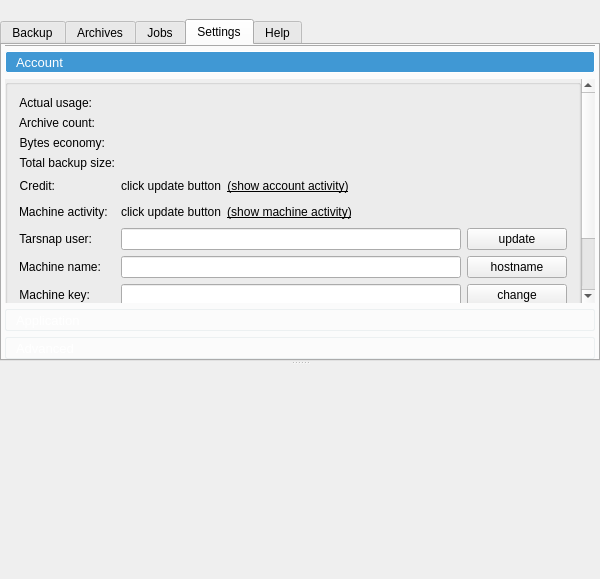
Above: forms/mainwindow.ui from Tarsnap/tarsnap-gui before the change. Below: the same form after it.
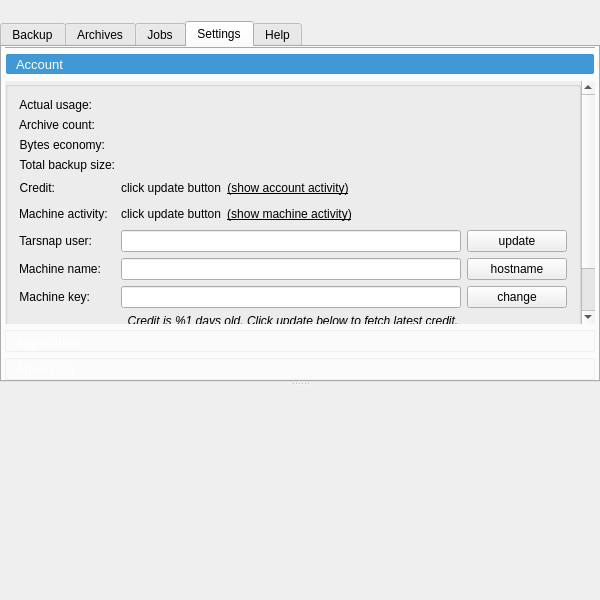
That is the form after the change. The open tabs and pages were chosen to show the change. Icons and pictures are not drawn. Custom widgets are drawn as their Qt base class.

```diff
--- a/forms/mainwindow.ui
+++ b/forms/mainwindow.ui
@@ -7,15 +7,9 @@
     <x>0</x>
     <y>0</y>
     <width>600</width>
-    <height>579</height>
+    <height>600</height>
    </rect>
   </property>
-  <property name="minimumSize">
-   <size>
-    <width>600</width>
-    <height>0</height>
-   </size>
-  </property>
   <property name="acceptDrops">
    <bool>false</bool>
   </property>
@@ -34,7 +28,7 @@
     <number>0</number>
    </property>
    <property name="topMargin">
-    <number>19</number>
+    <number>21</number>
    </property>
    <property name="rightMargin">
     <number>0</number>
@@ -831,7 +825,7 @@
                <rect>
                 <x>0</x>
                 <y>0</y>
-                <width>579</width>
+                <width>580</width>
                 <height>393</height>
                </rect>
               </property>
```
